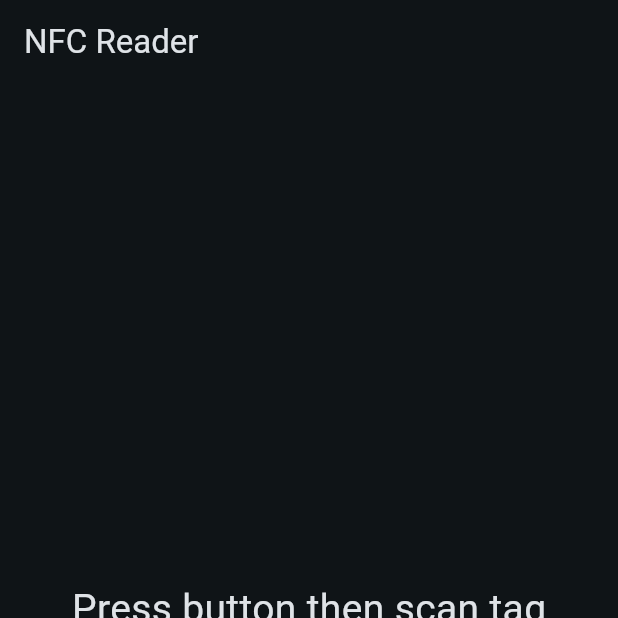
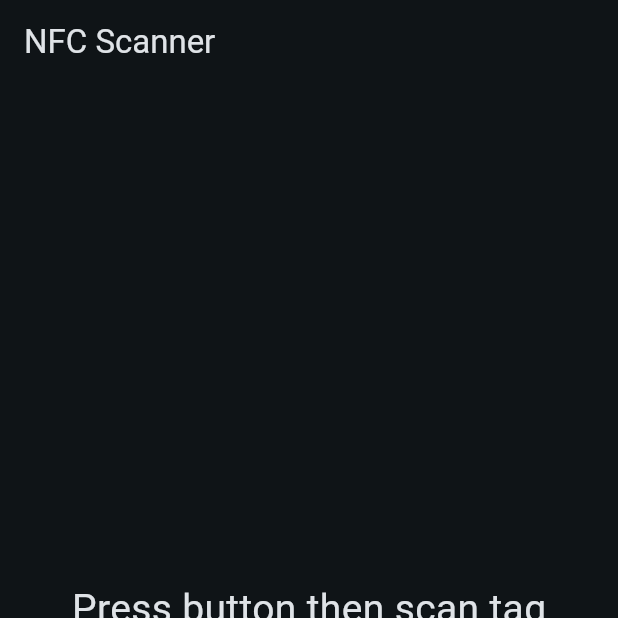
Before and after one commit to danielp1218/YRHacks2025, a Flutter app: the screen it shows after launch, on a phone screen of 412 x 824 dp, the top half of it. Run offline on Flutter 3.47's test engine with Material 3 defaults, Android fonts, the light colour scheme and no system bars; missing offline and left inert: nfc_manager.

Commit message:
change flutter project description

```diff
--- a/scanner/lib/main.dart
+++ b/scanner/lib/main.dart
@@ -72,7 +72,7 @@ class NFCScannerState extends State<NFCScanner> {
   @override
   Widget build(BuildContext context) {
     return Scaffold(
-      appBar: AppBar(title: Text("NFC Reader")),
+      appBar: AppBar(title: Text("NFC Scanner")),
       body: Center(
         child: Column(
           mainAxisAlignment: MainAxisAlignment.center,
--- a/scanner/pubspec.yaml
+++ b/scanner/pubspec.yaml
@@ -1,5 +1,5 @@
 name: scanner
-description: "A new Flutter project."
+description: "NFC Scanner"
 publish_to: 'none'
 version: 0.1.0
 
```
